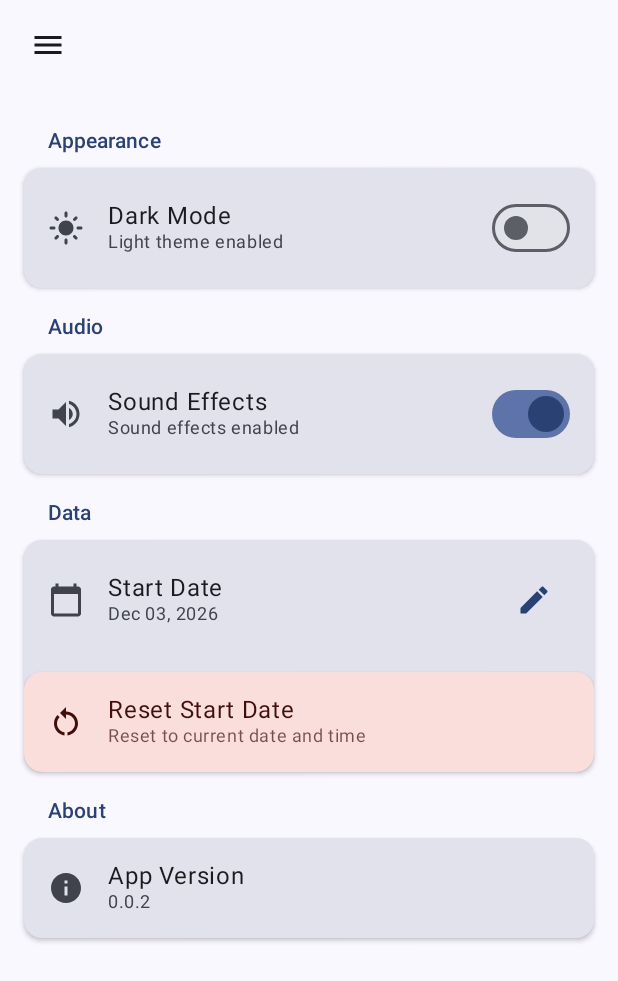
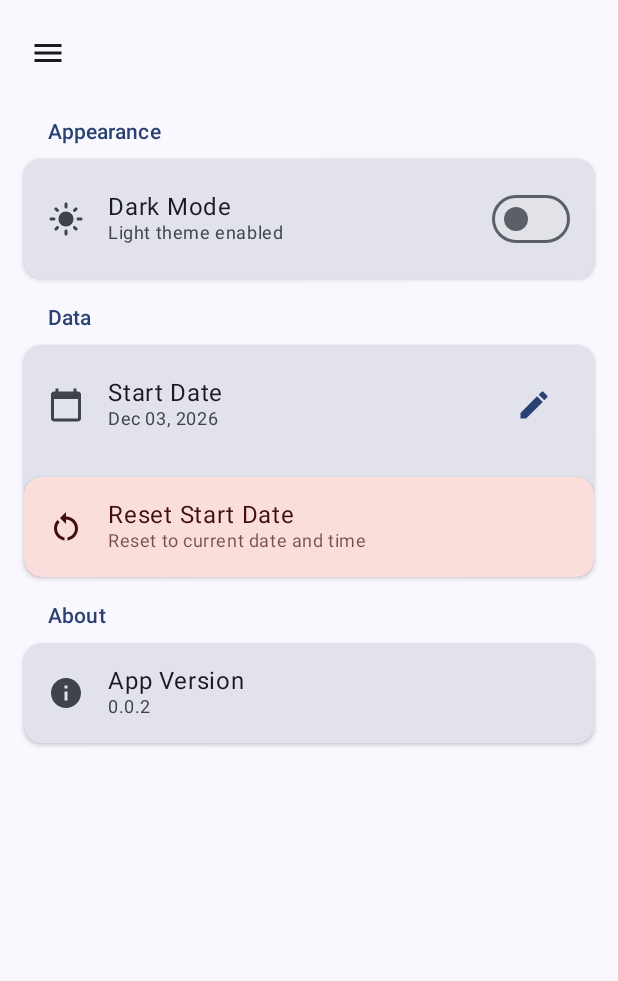
Before and after one commit to BERLINx03/misery-reminder, an Android app built with Jetpack Compose: the SettingsScreen screen opened through its navigation route, on a phone screen of 412 x 824 dp. Shown: the top 981 px of the screen. Run offline under Robolectric (Android 15) with nearby library versions, the phone set to English and light mode, and no system bars; our stand-ins replace Room's generated code; libraries missing offline, so code that uses them is left out: com.commandiron.wheel_picker_compose; 9 statements that could not run were skipped.

Commit message:
Dark Mode, UI, Audio
- Implement dark mode support across the application.
- Add sound effects for application status updates (accepted/rejected).
- Create a helper function to open external profiles (Discord, Twitter).
- Refactor UI components to adapt to theme changes.
- Remove the sound effects toggle from the settings screen.

```diff
--- a/app/src/main/java/com/example/miseryreminder/ui/MainScreen.kt
+++ b/app/src/main/java/com/example/miseryreminder/ui/MainScreen.kt
@@ -56,7 +56,7 @@ import com.example.miseryreminder.ui.utils.DailyRepeatSwitch
 import com.example.miseryreminder.ui.utils.ReminderButton
 
 @Composable
-fun MainScreen(alarmManager: AlarmSchedular, daysElapsed: Long, hustledDays: Int, applications: Int) {
+fun MainScreen(alarmManager: AlarmSchedular, daysElapsed: Long, hustledDays: Int, applications: Int, isDarkMode: Boolean) {
     val context = LocalContext.current
     var hours by rememberSaveable {
         mutableIntStateOf(0)
@@ -84,29 +84,65 @@ fun MainScreen(alarmManager: AlarmSchedular, daysElapsed: Long, hustledDays: Int
         derivedStateOf {
             Brush.sweepGradient(
                 colors = when (category) {
-                    DangerCategory.SAFE_ZONE -> listOf(
+                    DangerCategory.SAFE_ZONE -> if (isDarkMode) {
+                        listOf(
+                            Color(0xFF81C784), Color(0xFF66BB6A), Color(0xFF4CAF50), Color(0xFF81C784)
+                        )
+                    } else {
+                        listOf(
                             Color(0xFF66BB6A), Color(0xFF4CAF50), Color(0xFF388E3C), Color(0xFF66BB6A)
                         )
+                    }
 
-                    DangerCategory.COMFORTABLE -> listOf(
+                    DangerCategory.COMFORTABLE -> if (isDarkMode) {
+                        listOf(
+                            Color(0xFF9CCC65), Color(0xFF8BC34A), Color(0xFF7CB342), Color(0xFF9CCC65)
+                        )
+                    } else {
+                        listOf(
                             Color(0xFFA5D6A7), Color(0xFF8BC34A), Color(0xFF689F38), Color(0xFFA5D6A7)
                         )
+                    }
 
-                    DangerCategory.ATTENTION_NEEDED -> listOf(
+                    DangerCategory.ATTENTION_NEEDED -> if (isDarkMode) {
+                        listOf(
+                            Color(0xFFFFD54F), Color(0xFFFFC107), Color(0xFFFF8F00), Color(0xFFFFD54F)
+                        )
+                    } else {
+                        listOf(
                             Color(0xFFFFF176), Color(0xFFFFC107), Color(0xFFF57F17), Color(0xFFFFF176)
                         )
+                    }
 
-                    DangerCategory.ACTION_REQUIRED -> listOf(
+                    DangerCategory.ACTION_REQUIRED -> if (isDarkMode) {
+                        listOf(
+                            Color(0xFFFFB74D), Color(0xFFFF7043), Color(0xFFFF5722), Color(0xFFFFB74D)
+                        )
+                    } else {
+                        listOf(
                             Color(0xFFFFAB40), Color(0xFFFF5722), Color(0xFFD84315), Color(0xFFFFAB40)
                         )
+                    }
 
-                    DangerCategory.CRITICAL -> listOf(
+                    DangerCategory.CRITICAL -> if (isDarkMode) {
+                        listOf(
+                            Color(0xFFFF8A65), Color(0xFFFF5722), Color(0xFFE64A19), Color(0xFFFF8A65)
+                        )
+                    } else {
+                        listOf(
                             Color(0xFFFF7043), Color(0xFFF44336), Color(0xFFC62828), Color(0xFFFF7043)
                         )
+                    }
 
-                    DangerCategory.OVERDUE -> listOf(
+                    DangerCategory.OVERDUE -> if (isDarkMode) {
+                        listOf(
+                            Color(0xFFEF5350), Color(0xFFF44336), Color(0xFFD32F2F), Color(0xFFEF5350)
+                        )
+                    } else {
+                        listOf(
                             Color(0xFFE53935), Color(0xFFD32F2F), Color(0xFFB71C1C), Color(0xFFE53935)
                         )
+                    }
                 }
             )
         }
@@ -153,7 +189,7 @@ fun MainScreen(alarmManager: AlarmSchedular, daysElapsed: Long, hustledDays: Int
             ) {
                 Text(
                     text = "$daysElapsed",
-                    color = Color(0xFF2d3436),
+                    color = if(isDarkMode)Color(0xFFECF0F1)   else Color(0xFF2d3436) ,
                     fontSize = 46.sp,
                     fontWeight = FontWeight.ExtraBold,
                     textAlign = TextAlign.Center,
@@ -167,7 +203,7 @@ fun MainScreen(alarmManager: AlarmSchedular, daysElapsed: Long, hustledDays: Int
                 )
                 Text(
                     text = "DAYS UNEMPLOYED",
-                    color = Color(0xFF2d3436),
+                    color = if(isDarkMode)Color(0xFFECF0F1)   else Color(0xFF2d3436),
                     fontSize = 16.sp,
                     fontWeight = FontWeight.Normal,
                     textAlign = TextAlign.Center,
@@ -197,12 +233,17 @@ fun MainScreen(alarmManager: AlarmSchedular, daysElapsed: Long, hustledDays: Int
                     ),
                 backgroundColor = marginColor.copy(0.2f),
                 counter = hustledDays.toString(),
+                isDarkMode = isDarkMode,
                 label = "HUSTLE DAYS"
             )
             CardWrapper(
                 modifier = Modifier.padding(
                     start = 8.dp, end = 16.dp
-                ), backgroundColor = marginColor.copy(0.2f), counter = "$applications", label = "APPLICATIONS"
+                ),
+                backgroundColor = marginColor.copy(0.2f),
+                counter = "$applications",
+                isDarkMode = isDarkMode,
+                label = "APPLICATIONS"
             )
         }
 
@@ -224,7 +265,7 @@ fun MainScreen(alarmManager: AlarmSchedular, daysElapsed: Long, hustledDays: Int
             ) {
                 Text(
                     "⏰ Daily Reminder Time",
-                    color = Color(0xFF636e72),
+                    color = if(isDarkMode)Color(0xFFECF0F1)   else Color(0xFF2d3436),
                     fontSize = 16.sp,
                     fontWeight = FontWeight.Bold,
                     textAlign = TextAlign.Center,
@@ -252,6 +293,7 @@ fun MainScreen(alarmManager: AlarmSchedular, daysElapsed: Long, hustledDays: Int
             modifier = Modifier.padding(horizontal = 16.dp, vertical = 8.dp),
             isEnabled = isRepeatEnabled,
             onToggle = { isRepeatEnabled = it },
+            isDarkMode = isDarkMode,
             color = marginColor
         )
 
@@ -259,6 +301,7 @@ fun MainScreen(alarmManager: AlarmSchedular, daysElapsed: Long, hustledDays: Int
             modifier = Modifier.padding(horizontal = 16.dp, vertical = 8.dp),
             alarmManager,
             marginColor,
+            isDarkMode,
             isAlarmSet = isAlarmSet,
             onAlarmCancelled = { isAlarmSet = false }
         )
@@ -268,6 +311,7 @@ fun MainScreen(alarmManager: AlarmSchedular, daysElapsed: Long, hustledDays: Int
             mins = mins,
             repeat = isRepeatEnabled,
             context = context,
+            isDarkMode = isDarkMode,
             alarmManager = alarmManager,
             onAlarmSet = { isAlarmSet = true }
         )
--- a/app/src/main/java/com/example/miseryreminder/ui/NavigationDrawer.kt
+++ b/app/src/main/java/com/example/miseryreminder/ui/NavigationDrawer.kt
@@ -1,5 +1,7 @@
 package com.example.miseryreminder.ui
 
+import android.media.MediaPlayer
+import androidx.compose.foundation.background
 import androidx.compose.foundation.layout.Column
 import androidx.compose.foundation.layout.Row
 import androidx.compose.foundation.layout.Spacer
@@ -31,14 +33,18 @@ import androidx.compose.runtime.Composable
 import androidx.compose.runtime.collectAsState
 import androidx.compose.runtime.rememberCoroutineScope
 import androidx.compose.ui.Modifier
+import androidx.compose.ui.graphics.Color
+import androidx.compose.ui.platform.LocalContext
 import androidx.compose.ui.unit.dp
 import androidx.navigation.NavHostController
 import androidx.navigation.compose.NavHost
 import androidx.navigation.compose.composable
+import com.example.miseryreminder.R
 import com.example.miseryreminder.alarm.AlarmSchedular
 import com.example.miseryreminder.data.database.ApplicationEntity
 import com.example.miseryreminder.data.database.Status
 import com.example.miseryreminder.data.preferences.PreferencesViewModel
+import com.example.miseryreminder.openGivenProfile
 import com.example.miseryreminder.ui.screens.Screens
 import com.example.miseryreminder.ui.screens.application.ApplicationScreen
 import com.example.miseryreminder.ui.screens.application.ApplicationViewModel
@@ -57,6 +63,8 @@ fun NavigationDrawer(
 ) {
     val drawerState = rememberDrawerState(initialValue = DrawerValue.Closed)
     val scope = rememberCoroutineScope()
+    val context = LocalContext.current
+    val isDarkMode = prefsViewModel.isDarkMode.collectAsState().value
     ModalNavigationDrawer(
         modifier = modifier,
         drawerContent = {
@@ -129,7 +137,13 @@ fun NavigationDrawer(
                                 contentDescription = null
                             )
                         },
-                        onClick = { },
+                        onClick = {
+                            openGivenProfile(
+                                context,
+                                "https://discord.gg/XZD9xjmbCU",
+                                "com.discord"
+                            )
+                        },
                     )
                     NavigationDrawerItem(
                         label = { Text("About") },
@@ -140,7 +154,13 @@ fun NavigationDrawer(
                                 contentDescription = null
                             )
                         },
-                        onClick = { },
+                        onClick = {
+                            openGivenProfile(
+                                context,
+                                "https://x.com/BERLINx03",
+                                "com.twitter"
+                            )
+                        },
                     )
                     Spacer(Modifier.height(12.dp))
                 }
@@ -151,9 +171,12 @@ fun NavigationDrawer(
         Scaffold(
             topBar = {
                 Row(
-                    modifier = Modifier.padding(horizontal = 8.dp).size(60.dp),
+                    modifier = Modifier
+                        .padding(horizontal = 8.dp)
+                        .height(70.dp)
+                        .background(Color.Transparent),
                     verticalAlignment = androidx.compose.ui.Alignment.CenterVertically,
-                    horizontalArrangement = androidx.compose.foundation.layout.Arrangement.SpaceBetween
+                    horizontalArrangement = androidx.compose.foundation.layout.Arrangement.SpaceBetween,
                 ) {
                     IconButton(onClick = {
                         scope.launch {
@@ -163,27 +186,39 @@ fun NavigationDrawer(
                                 drawerState.close()
                             }
                         }
-                    }){
+                    }) {
                         Icon(Icons.Default.Menu, contentDescription = "Menu")
                     }
                 }
-            }
+            },
+
         ) { innerPadding ->
             NavHost(
                 navController = navController,
                 startDestination = Screens.Home.route,
-                modifier = Modifier.padding(innerPadding)
             ) {
                 composable(Screens.Home.route) {
                     val hustledDays = prefsViewModel.hustleDays.collectAsState().value
                     val applications = prefsViewModel.applications.collectAsState().value
-                    MainScreen(alarmSchedular, daysElapsed, hustledDays, applications)
+                    MainScreen(alarmSchedular, daysElapsed, hustledDays, applications, isDarkMode)
                 }
                 composable(Screens.Applications.route) {
                     val applications = applicationViewModel.applications.collectAsState()
                     ApplicationScreen(
                         applications = applications.value,
+                        isDarkMode = isDarkMode,
+                        paddingValues = innerPadding,
                         onStatusUpdate = { app, status ->
+                            var sound: MediaPlayer? = null
+                            if (status == Status.REJECTED) {
+                                sound = MediaPlayer.create(context, R.raw.womp_womp)
+                            } else if (status == Status.ACCEPTED) {
+                                sound = MediaPlayer.create(context, R.raw.tobi)
+                            }
+                            sound?.start()
+                            sound?.setOnCompletionListener {
+                                it.release()
+                            }
                             applicationViewModel.upsertApplication(app.copy(applicationStatus = status))
                         },
                         onAddApplication = { company ->
@@ -198,7 +233,7 @@ fun NavigationDrawer(
                     )
                 }
                 composable(Screens.Settings.route) {
-                    SettingsScreen(prefsViewModel)
+                    SettingsScreen(prefsViewModel, innerPadding)
                 }
             }
         }
--- a/app/src/main/java/com/example/miseryreminder/ui/screens/settings/SettingsScreen.kt
+++ b/app/src/main/java/com/example/miseryreminder/ui/screens/settings/SettingsScreen.kt
@@ -3,6 +3,7 @@ package com.example.miseryreminder.ui.screens.settings
 import androidx.compose.foundation.clickable
 import androidx.compose.foundation.layout.Arrangement
 import androidx.compose.foundation.layout.Column
+import androidx.compose.foundation.layout.PaddingValues
 import androidx.compose.foundation.layout.Row
 import androidx.compose.foundation.layout.Spacer
 import androidx.compose.foundation.layout.fillMaxSize
@@ -56,9 +57,10 @@ import java.util.Locale
 @Composable
 fun SettingsScreen(
     viewModel: PreferencesViewModel,
+    paddingValues: PaddingValues
 ) {
     val isDarkMode by viewModel.isDarkMode.collectAsState()
-    val hasSound by viewModel.hasSound.collectAsState()
+//    val hasSound by viewModel.hasSound.collectAsState()
     val startDate by viewModel.startDate.collectAsState()
 
     var showDatePicker by remember { mutableStateOf(false) }
@@ -71,7 +73,8 @@ fun SettingsScreen(
     Column(
         modifier = Modifier
             .fillMaxSize()
-            .padding(16.dp),
+            .padding(paddingValues)
+            .padding(horizontal = 16.dp),
         verticalArrangement = Arrangement.spacedBy(8.dp)
     ) {
 
@@ -92,26 +95,26 @@ fun SettingsScreen(
                 )
             }
         }
-
-
-
-        SettingsSection(title = "Audio") {
-            SettingsItem(
-                title = "Sound Effects",
-                subtitle = if (hasSound) "Sound effects enabled" else "Sound effects disabled",
-                icon = if (hasSound) Icons.AutoMirrored.Filled.VolumeUp else Icons.AutoMirrored.Filled.VolumeOff,
-                onClick = { viewModel.toggleSound() }
-            ) {
-                Switch(
-                    checked = hasSound,
-                    onCheckedChange = { viewModel.toggleSound() },
-                    colors = SwitchDefaults.colors(
-                        checkedThumbColor = MaterialTheme.colorScheme.primary,
-                        checkedTrackColor = MaterialTheme.colorScheme.primaryContainer
-                    )
-                )
-            }
-        }
+//
+//
+//
+//        SettingsSection(title = "Audio") {
+//            SettingsItem(
+//                title = "Sound Effects",
+//                subtitle = if (hasSound) "Sound effects enabled" else "Sound effects disabled",
+//                icon = if (hasSound) Icons.AutoMirrored.Filled.VolumeUp else Icons.AutoMirrored.Filled.VolumeOff,
+//                onClick = { viewModel.toggleSound() }
+//            ) {
+//                Switch(
+//                    checked = hasSound,
+//                    onCheckedChange = { viewModel.toggleSound() },
+//                    colors = SwitchDefaults.colors(
+//                        checkedThumbColor = MaterialTheme.colorScheme.primary,
+//                        checkedTrackColor = MaterialTheme.colorScheme.primaryContainer
+//                    )
+//                )
+//            }
+//        }
 
 
         SettingsSection(title = "Data") {
--- a/app/src/main/java/com/example/miseryreminder/ui/utils/ButtonsUtil.kt
+++ b/app/src/main/java/com/example/miseryreminder/ui/utils/ButtonsUtil.kt
@@ -57,6 +57,7 @@ fun ReminderButton(
     mins: Int,
     repeat: Boolean,
     alarmManager: AlarmSchedular,
+    isDarkMode: Boolean,
     context: Context,
     onAlarmSet: () -> Unit
 ) {
@@ -116,9 +117,9 @@ fun ReminderButton(
             enabled = !isLoading,
             colors = ButtonDefaults.buttonColors(
                 containerColor = color.copy(alpha = .5f),
-                contentColor = Color(0xFF2d3436),
+                contentColor = if (isDarkMode) Color(0xFFECF0F1) else Color(0xFF2d3436),
                 disabledContainerColor = color.copy(alpha = 0.6f),
-                disabledContentColor = Color.White.copy(alpha = 0.7f)
+                disabledContentColor = if (isDarkMode) Color(0xFFB2BEC3) else Color.White.copy(alpha = 0.7f)
             ),
             shape = RoundedCornerShape(16.dp)
         ) {
@@ -190,6 +191,7 @@ fun CancelButton(
     modifier: Modifier = Modifier,
     alarmManager: AlarmSchedular,
     color: Color,
+    isDarkMode: Boolean,
     isAlarmSet: Boolean,
     onAlarmCancelled: () -> Unit
 ) {
@@ -208,10 +210,14 @@ fun CancelButton(
             ),
         enabled = isAlarmSet,
         colors = ButtonDefaults.buttonColors(
-            containerColor = if (isAlarmSet) color.copy(alpha = 0.2f) else Color(0xFFF8F9FA),
-            contentColor = if (isAlarmSet) Color(0xFF2d3436) else Color(0xFF6C757D),
-            disabledContainerColor = Color(0xFFF5F5F5),
-            disabledContentColor = Color(0xFFBDBDBD)
+            containerColor = if (isAlarmSet) color.copy(alpha = 0.2f) else if (isDarkMode) Color(0xFF1E1E1E) else Color(0xFFF8F9FA),
+            contentColor = if (isAlarmSet) {
+                if (isDarkMode) Color(0xFFECF0F1) else Color(0xFF2d3436)
+            } else {
+                if (isDarkMode) Color(0xFFB2BEC3) else Color(0xFF6C757D)
+            },
+            disabledContainerColor = if (isDarkMode) Color(0xFF2C2C2C) else Color(0xFFF5F5F5),
+            disabledContentColor = if (isDarkMode) Color(0xFF6C757D) else Color(0xFFBDBDBD)
         ),
         shape = RoundedCornerShape(16.dp)
     ) {
--- a/app/src/main/java/com/example/miseryreminder/ui/utils/CardUtils.kt
+++ b/app/src/main/java/com/example/miseryreminder/ui/utils/CardUtils.kt
@@ -27,6 +27,7 @@ fun CardWrapper(
     modifier: Modifier = Modifier,
     backgroundColor: Color,
     counter: String,
+    isDarkMode: Boolean,
     label: String
 ) {
     Card(
@@ -54,7 +55,7 @@ fun CardWrapper(
             Text(
                 text = counter,
                 modifier = Modifier.padding(8.dp),
-                color = Color(0xFF2d3436),
+                color = if(isDarkMode)Color(0xFFECF0F1) else Color(0xFF2d3436),
                 fontSize = 28.sp,
                 fontWeight = FontWeight.ExtraBold,
                 textAlign = TextAlign.Center,
@@ -68,7 +69,7 @@ fun CardWrapper(
             )
             Text(
                 text = label,
-                color = Color(0xFF636e72),
+                color = if(isDarkMode)Color(0xFFECF0F1)   else Color(0xFF2d3436),
                 fontSize = 16.sp,
                 fontWeight = FontWeight.Normal,
                 textAlign = TextAlign.Center,
--- a/app/src/main/java/com/example/miseryreminder/ui/utils/SwtichUtils.kt
+++ b/app/src/main/java/com/example/miseryreminder/ui/utils/SwtichUtils.kt
@@ -29,6 +29,7 @@ fun DailyRepeatSwitch(
     isEnabled: Boolean,
     onToggle: (Boolean) -> Unit,
     color: Color,
+    isDarkMode: Boolean,
     modifier: Modifier = Modifier
 ) {
     Row(
@@ -60,7 +61,7 @@ fun DailyRepeatSwitch(
                 style = TextStyle(
                     fontSize = 16.sp,
                     fontWeight = FontWeight.Bold,
-                    color = Color(0xFF2d3436)
+                    color = if (isDarkMode) Color(0xFFECF0F1) else Color(0xFF2d3436)
                 )
             )
             Spacer(modifier = Modifier.height(2.dp))
@@ -69,7 +70,7 @@ fun DailyRepeatSwitch(
                 style = TextStyle(
                     fontSize = 13.sp,
                     fontWeight = FontWeight.Medium,
-                    color = if (isEnabled) color else Color(0xFF636e72)
+                    color = if (isEnabled) color else if (isDarkMode) Color(0xFFB2BEC3) else Color(0xFF636e72)
                 )
             )
         }
@@ -81,9 +82,9 @@ fun DailyRepeatSwitch(
                 checkedThumbColor = Color.White,
                 checkedTrackColor = color,
                 uncheckedThumbColor = Color.White,
-                uncheckedTrackColor = Color(0xFFE0E0E0),
+                uncheckedTrackColor = if (isDarkMode) Color(0xFF424242) else Color(0xFFE0E0E0),
                 checkedBorderColor = color,
-                uncheckedBorderColor = Color(0xFFBDBDBD)
+                uncheckedBorderColor = if (isDarkMode) Color(0xFF6C757D) else Color(0xFFBDBDBD)
             ),
             modifier = Modifier.scale(0.9f)
         )
```
Also changed, not shown: app/src/main/java/com/example/miseryreminder/HelperIntent.kt (added, +29 -0 lines), app/src/main/java/com/example/miseryreminder/ui/screens/application/ApplicationItem.kt (+13 -10 lines), app/src/main/java/com/example/miseryreminder/ui/screens/application/ApplicationScreen.kt (+7 -2 lines), 2 other files. Lines whose indentation alone changed are shown as unchanged.
